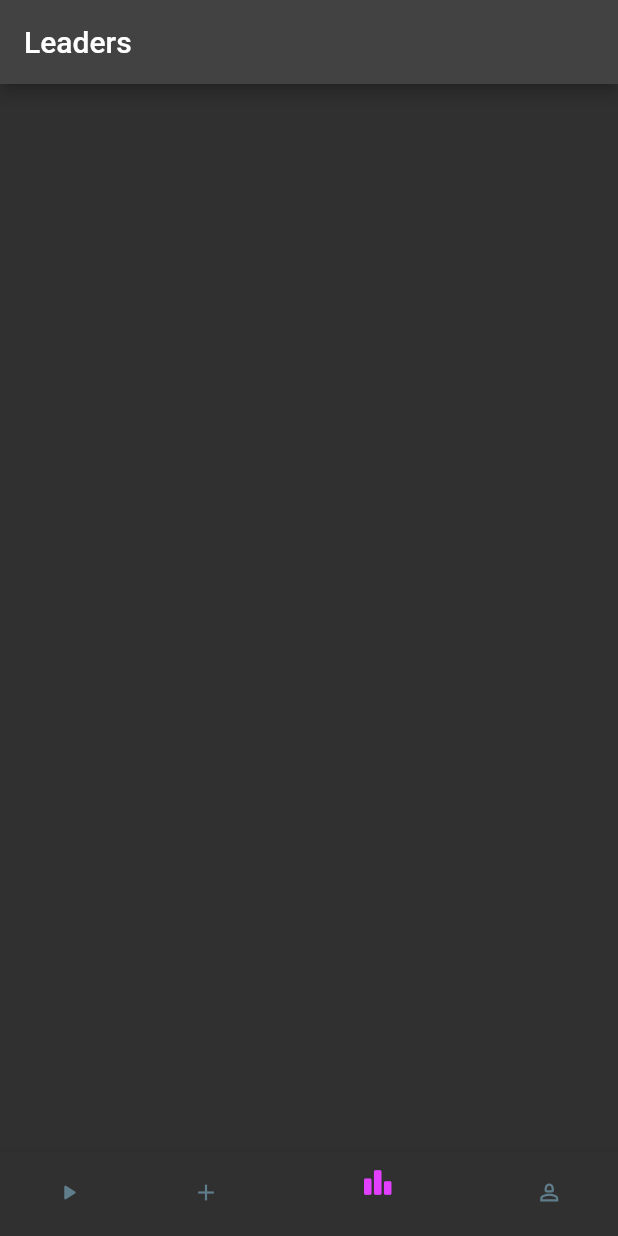
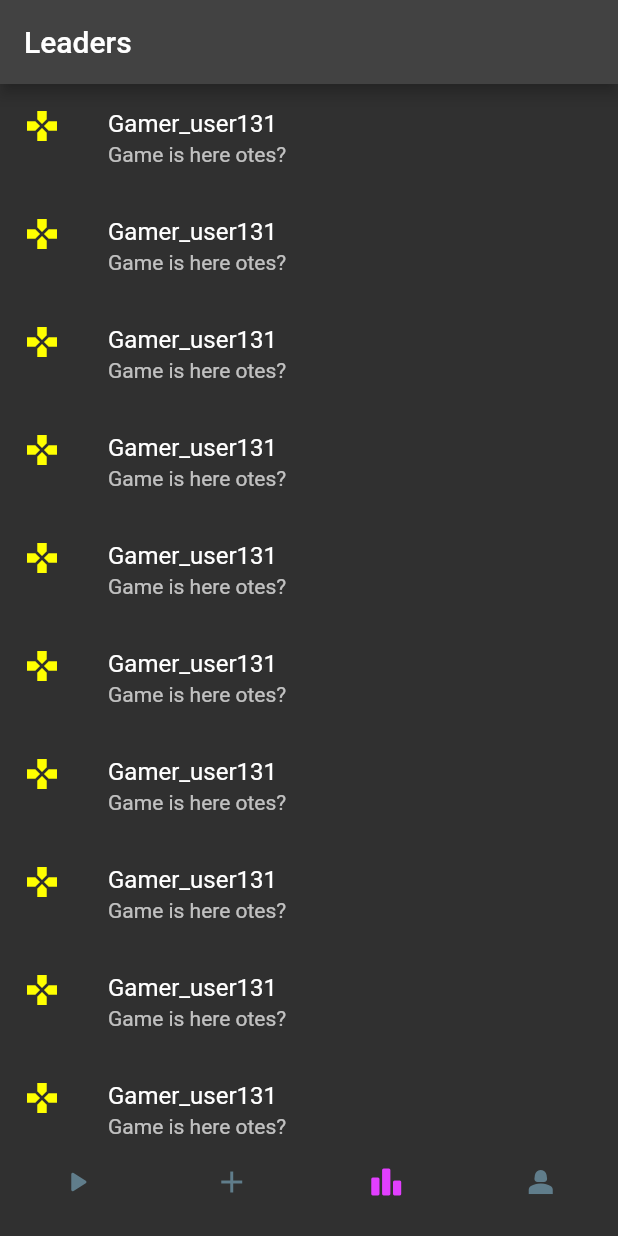
Before and after one commit to schnausages/gg_tv, a Flutter app: the screen it shows after launch, item 3 of the bottom bar chosen, on a phone screen of 412 x 824 dp. Run offline on Flutter 3.47's test engine with Material 2 defaults, Android fonts, the phone set to English and light mode, and no system bars; our stand-ins replace firebase_core, video_player; accounts and stored records are empty; network calls fail; project files that could hold a hidden picture were left out.

Commit message:
page view nav bottom bar

```diff
--- a/lib/main.dart
+++ b/lib/main.dart
@@ -40,6 +40,7 @@ class HomePage extends StatefulWidget {
 }
 
 class _HomePageState extends State<HomePage> {
+  late PageController _pageController;
   final List<Widget> _screens = const [
     MainFeedScreen(),
     CreateContentScreen(),
@@ -48,46 +49,83 @@ class _HomePageState extends State<HomePage> {
   ];
   int _pageIndex = 1;
   void _onItemTapped(int index) {
+    _pageController.jumpToPage(index);
     setState(() {
       _pageIndex = index;
     });
+  }
+
+  @override
+  void initState() {
+    _pageController = PageController(initialPage: _pageIndex);
+    super.initState();
+  }
+
+  @override
+  void dispose() {
+    _pageController.dispose();
+
+    super.dispose();
   }
 // USE PAGEVIEW TO AVOID REBUILDS DUH
 
 // https://stackoverflow.com/questions/49439047/how-to-preserve-widget-states-in-flutter-when-navigating-using-bottomnavigation
   @override
   Widget build(BuildContext context) {
+    final double _h = MediaQuery.of(context).size.height * .1;
+    final double _w = MediaQuery.of(context).size.width;
+    const Color _activeColor = Color(0xFFE23FFF);
+    const Color _inactiveColor = Color.fromARGB(255, 72, 65, 77);
     return Scaffold(
-      body: _screens[_pageIndex],
+      body: PageView(
+        controller: _pageController,
+        physics: NeverScrollableScrollPhysics(),
+        children: _screens,
+      ),
       bottomNavigationBar: BottomNavigationBar(
-          type: BottomNavigationBarType.shifting,
+          backgroundColor: Colors.transparent,
+          type: BottomNavigationBarType.fixed,
+          elevation: 0,
+          showSelectedLabels: false,
+          selectedItemColor: Color(0xFFE23FFF),
+          unselectedItemColor: Colors.blueGrey,
           currentIndex: _pageIndex,
-          backgroundColor: Colors.black,
-          unselectedIconTheme: IconThemeData(color: Colors.blueGrey, size: 18),
-          selectedIconTheme: IconThemeData(color: Color(0xFFE23FFF), size: 22),
           onTap: _onItemTapped,
-          items: const [
+          items: [
             BottomNavigationBarItem(
-                icon: Icon(
-                  Icons.play_arrow_rounded,
-                ),
-                label: ''),
+                icon: Icon(Icons.play_arrow_rounded), label: ''),
+            BottomNavigationBarItem(icon: Icon(Icons.add), label: ''),
             BottomNavigationBarItem(
-                icon: Icon(
-                  Icons.add,
-                ),
-                label: ''),
-            BottomNavigationBarItem(
-                icon: Icon(
-                  Icons.leaderboard_rounded,
-                ),
-                label: ''),
-            BottomNavigationBarItem(
-                icon: Icon(
-                  Icons.person_2_outlined,
-                ),
-                label: ''),
+                icon: Icon(Icons.leaderboard_rounded), label: ''),
+            BottomNavigationBarItem(icon: Icon(Icons.person_2), label: ''),
           ]),
+      // bottomNavigationBar: Container(
+      //   height: _h * .075,
+      //   width: _w,
+      //   color: Colors.black,
+      //   child: Row(children: [
+      //     GestureDetector(
+      //       onTap: () => _onItemTapped(0),
+      //       child: Icon(Icons.play_arrow_rounded,
+      //           color: _pageIndex == 0 ? _activeColor : _inactiveColor),
+      //     ),
+      //     GestureDetector(
+      //       onTap: () => _onItemTapped(1),
+      //       child: Icon(Icons.add,
+      //           color: _pageIndex == 1 ? _activeColor : _inactiveColor),
+      //     ),
+      //     GestureDetector(
+      //       onTap: () => _onItemTapped(2),
+      //       child: Icon(Icons.leaderboard_rounded,
+      //           color: _pageIndex == 2 ? _activeColor : _inactiveColor),
+      //     ),
+      //     GestureDetector(
+      //       onTap: () => _onItemTapped(3),
+      //       child: Icon(Icons.person_2,
+      //           color: _pageIndex == 3 ? _activeColor : _inactiveColor),
+      //     )
+      //   ]),
+      // )
     );
   }
 }
--- a/lib/screens/leaderboard_screen.dart
+++ b/lib/screens/leaderboard_screen.dart
@@ -6,8 +6,26 @@ class LeaderboardScreen extends StatelessWidget {
   @override
   Widget build(BuildContext context) {
     return Scaffold(
-        appBar: AppBar(
-      title: Text('Leaders'),
-    ));
+      appBar: AppBar(
+        title: const Text('Leaders'),
+      ),
+      body: SingleChildScrollView(
+        child: ListView.builder(
+            itemCount: 21,
+            shrinkWrap: true,
+            physics: const AlwaysScrollableScrollPhysics(
+                parent: BouncingScrollPhysics()),
+            itemBuilder: (context, i) {
+              return const ListTile(
+                leading: Icon(
+                  Icons.gamepad,
+                  color: Colors.yellowAccent,
+                ),
+                title: Text('Gamer_user131'),
+                subtitle: Text('Game is here otes?'),
+              );
+            }),
+      ),
+    );
   }
 }
```
Also changed, not shown: lib/screens/main_feed.dart (+39 -7 lines), lib/screens/user_profile_screen.dart (+10 -3 lines).
